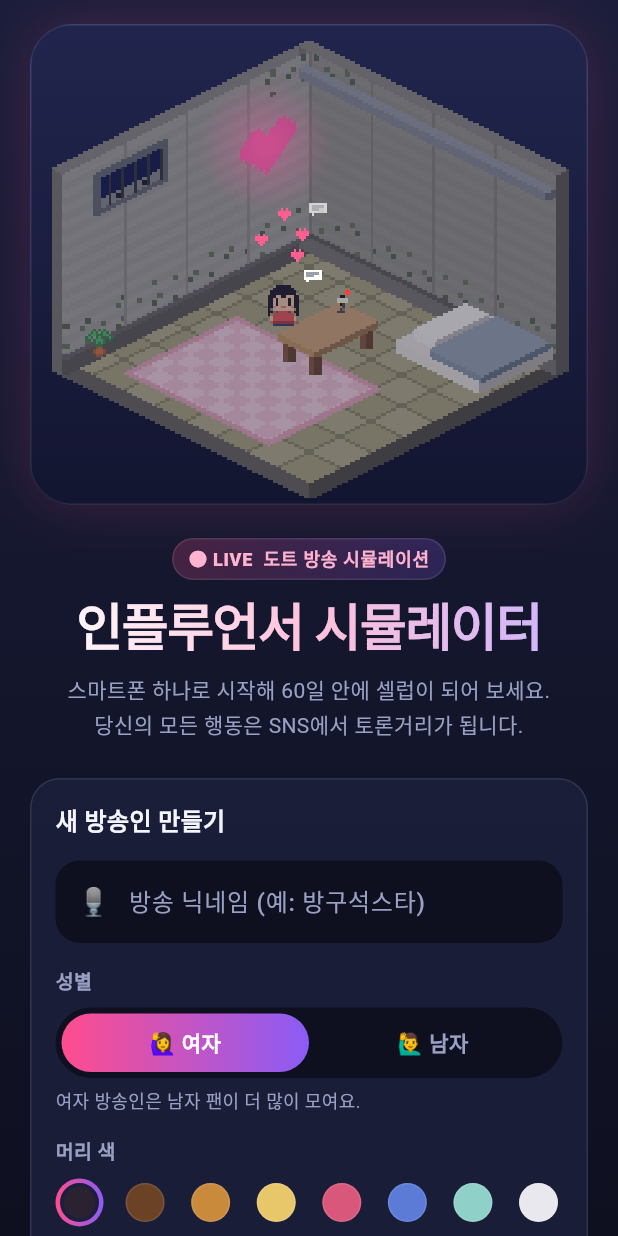
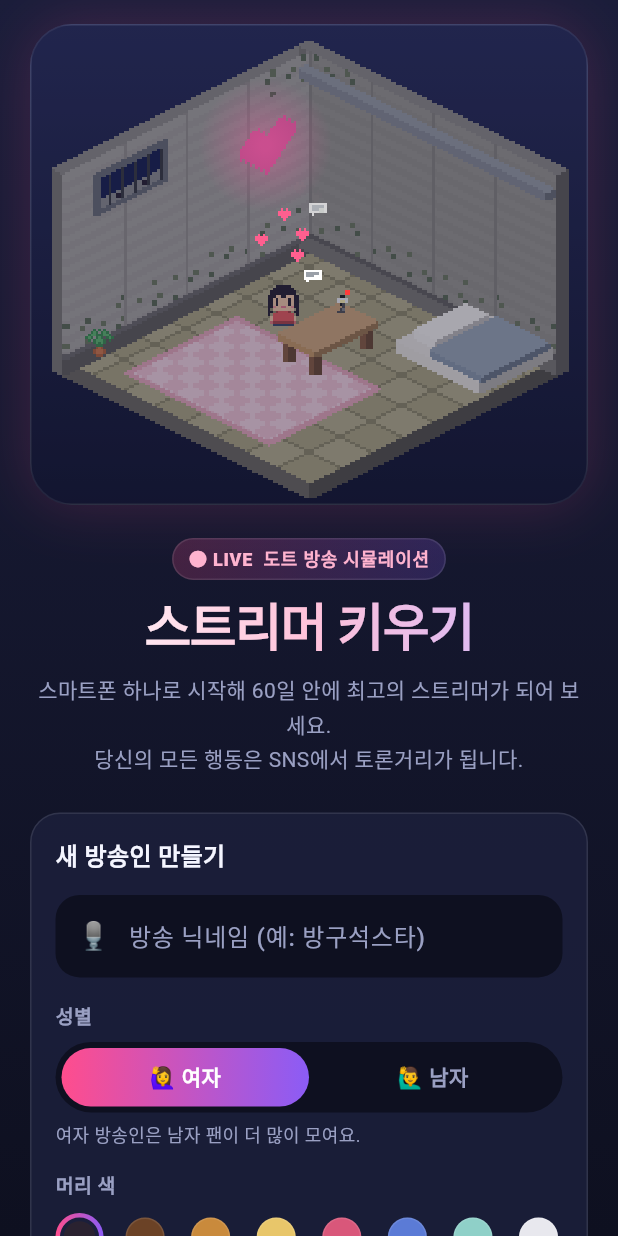
Before and after one commit to okidokidave/game, a Flutter app: the screen it shows after launch, on a phone screen of 412 x 824 dp. Run offline on Flutter 3.47's test engine with Material 3 defaults, Android fonts, the phone set to English and light mode, and no system bars; our stand-ins replace audioplayers, google_mobile_ads, shared_preferences; Roboto replaces fonts that are missing (Pretendard); statements that could not run were skipped.

Commit message:
게임 이름을 '스트리머 키우기'로 변경
- 앱 이름, 시작 화면 제목·소개 문구
- 등급 이름(중소·인기·대형·레전드 스트리머), 엔딩 이름, 목표 문구
- APK를 streamer.apk로도 올림 (예전 주소 influencer-sim.apk도 유지)
- README, 빌드 이름 갱신. 앱 ID와 폴더 이름은 그대로 (설치된 앱·저장 데이터 유지)

Co-Authored-By: Claude Opus 5.5 <noreply@anthropic.com>
Claude-Session: https://claude.ai/code/session_01VbzLqC22erHag71w4a7Rg7

```diff
--- a/influencer_sim/lib/game/data.dart
+++ b/influencer_sim/lib/game/data.dart
@@ -1,4 +1,4 @@
-// 인플루언서 시뮬레이터 — 게임 데이터
+// 스트리머 키우기 — 게임 데이터
 //
 // 장비, 꾸미기, 방송 종류, 이벤트, SNS 반응 문구를 모아 둔 파일.
 // 문구 안의 {name}은 플레이어가 정한 방송 닉네임으로 바뀐다.
@@ -248,11 +248,11 @@ class Rank {
 const ranks = [
   Rank(0, '방구석 방송인'),
   Rank(100, '새싹 스트리머'),
-  Rank(1000, '떠오르는 크리에이터'),
-  Rank(10000, '중소 인플루언서'),
-  Rank(100000, '인기 인플루언서'),
-  Rank(500000, '대형 인플루언서'),
-  Rank(1000000, '셀럽'),
+  Rank(1000, '떠오르는 스트리머'),
+  Rank(10000, '중소 스트리머'),
+  Rank(100000, '인기 스트리머'),
+  Rank(500000, '대형 스트리머'),
+  Rank(1000000, '레전드 스트리머'),
 ];
 
 class Milestone {
@@ -267,7 +267,7 @@ const milestones = [
   Milestone(1000, '수익화 달성!', '구독자 1,000명. 이제 방송마다 광고 수익이 들어온다.'),
   Milestone(10000, '실버 버튼 도착!', '구독자 1만 명. 택배로 온 실버 버튼을 선반에 올려두었다.'),
   Milestone(100000, '골드 버튼 도착!', '구독자 10만 명. 길에서 알아보는 사람이 생겼다.'),
-  Milestone(1000000, '다이아 버튼 도착!', '구독자 100만 명. 이제 당신은 명실상부 셀럽이다.'),
+  Milestone(1000000, '다이아 버튼 도착!', '구독자 100만 명. 이제 당신은 명실상부 레전드 스트리머다.'),
 ];
 
 // ───── 방송 중 채팅 ─────
@@ -1139,7 +1139,7 @@ final gameEvents = <GameEvent>[
   ),
   // ───── 성장 단계별 사건 (한 판에 한 번씩) ─────
 
-  // 초반: 대형 인플루언서가 방송에 깜짝 등장
+  // 초반: 대형 스트리머가 방송에 깜짝 등장
   GameEvent(
     id: 'big_visit',
     where: 'live',
@@ -1190,7 +1190,7 @@ final gameEvents = <GameEvent>[
     ],
   ),
 
-  // 초반: 대형 인플루언서와의 합방 초대
+  // 초반: 대형 스트리머와의 합방 초대
   GameEvent(
     id: 'big_collab',
     where: 'live',
@@ -1276,7 +1276,7 @@ final gameEvents = <GameEvent>[
     ],
   ),
 
-  // 대형 인플루언서: 팬미팅
+  // 대형 스트리머: 팬미팅
   GameEvent(
     id: 'fanmeeting',
     where: 'news',
@@ -1327,7 +1327,7 @@ final gameEvents = <GameEvent>[
     ],
   ),
 
-  // 대형 인플루언서: 예능 출연
+  // 대형 스트리머: 예능 출연
   GameEvent(
     id: 'tv_show',
     where: 'news',
@@ -1357,7 +1357,7 @@ final gameEvents = <GameEvent>[
     ],
   ),
 
-  // 대형 인플루언서: 시상식
+  // 대형 스트리머: 시상식
   GameEvent(
     id: 'award',
     where: 'news',
@@ -2180,10 +2180,10 @@ class Ending {
 const endings = <String, Ending>{
   'scandal': Ending('자숙 엔딩', 'bad', '논란이 걷잡을 수 없이 커졌다. 당신은 "당분간 자숙하겠습니다"라는 글을 남기고 방송을 내려놓았다.'),
   'burnout': Ending('번아웃 엔딩', 'bad', '악플과 과로에 지쳐 더는 카메라 앞에 설 수 없었다. 당신은 조용히 휴방 공지를 올렸다.'),
-  'celeb_good': Ending('국민 인플루언서', 'true', "구독자 100만, 그리고 좋은 평판. 광고 섭외가 줄을 잇고, 사람들은 당신을 '믿고 보는 방송인'이라 부른다."),
-  'celeb_bad': Ending('악명 높은 셀럽', 'normal', "구독자 100만을 넘었지만 당신 이름 옆에는 늘 '논란'이 붙어 다닌다. 그래도 사람들은 계속 본다."),
-  'big': Ending('인기 인플루언서', 'good', '10만 명이 넘는 사람들이 당신의 방송을 기다린다. 방구석에서 시작한 방송이 이제는 직업이 되었다.'),
-  'mid': Ending('중소 인플루언서', 'good', '1만 명의 구독자와 함께하는 아담한 방송. 화려하진 않지만 단단하다.'),
+  'celeb_good': Ending('국민 스트리머', 'true', "구독자 100만, 그리고 좋은 평판. 광고 섭외가 줄을 잇고, 사람들은 당신을 '믿고 보는 방송인'이라 부른다."),
+  'celeb_bad': Ending('악명 높은 스트리머', 'normal', "구독자 100만을 넘었지만 당신 이름 옆에는 늘 '논란'이 붙어 다닌다. 그래도 사람들은 계속 본다."),
+  'big': Ending('인기 스트리머', 'good', '10만 명이 넘는 사람들이 당신의 방송을 기다린다. 방구석에서 시작한 방송이 이제는 직업이 되었다.'),
+  'mid': Ending('중소 스트리머', 'good', '1만 명의 구독자와 함께하는 아담한 방송. 화려하진 않지만 단단하다.'),
   'small': Ending('소소한 방송인', 'normal', '구독자는 많지 않지만, 매일 찾아오는 고정 시청자들이 있다. 방송은 계속된다.'),
   'zero': Ending('방구석 방송인', 'bad', '60일이 지났지만 방송을 보는 사람은 손에 꼽는다. 스마트폰을 내려놓고 이력서를 열었다.'),
 };
--- a/influencer_sim/lib/game/game_controller.dart
+++ b/influencer_sim/lib/game/game_controller.dart
@@ -161,7 +161,7 @@ class GameController extends ChangeNotifier {
 
   void newGame(String name, Look look, {int wallColor = 0xE9DCCB}) {
     _state = GameState(name: name, look: look, wallColor: wallColor, trend: _pick(['talk', 'mukbang', 'sing']));
-    log('📱 스마트폰 하나로 방송을 시작했다. 목표: 60일 안에 셀럽 되기!', 'day');
+    log('📱 스마트폰 하나로 방송을 시작했다. 목표: 60일 안에 최고의 스트리머 되기!', 'day');
     _applyPerks();
     _newMissions();
     s.prevRanks = _ranks();
--- a/influencer_sim/lib/main.dart
+++ b/influencer_sim/lib/main.dart
@@ -45,7 +45,7 @@ class InfluencerApp extends StatelessWidget {
   @override
   Widget build(BuildContext context) {
     return MaterialApp(
-      title: '인플루언서 시뮬레이터',
+      title: '스트리머 키우기',
       debugShowCheckedModeBanner: false,
       theme: ThemeData(
         fontFamily: 'Pretendard',
--- a/influencer_sim/lib/ui/title_screen.dart
+++ b/influencer_sim/lib/ui/title_screen.dart
@@ -107,14 +107,14 @@ class _TitleScreenState extends State<TitleScreen> {
               ShaderMask(
                 shaderCallback: (r) => const LinearGradient(colors: [Colors.white, Color(0xFFFFC2DA), Color(0xFFC9B5FF)]).createShader(r),
                 child: const Text(
-                  '인플루언서 시뮬레이터',
+                  '스트리머 키우기',
                   textAlign: TextAlign.center,
                   style: TextStyle(fontSize: 34, height: 1.15, fontWeight: FontWeight.w900, color: Colors.white, letterSpacing: -1),
                 ),
               ),
               const SizedBox(height: 10),
               const Text(
-                '스마트폰 하나로 시작해 60일 안에 셀럽이 되어 보세요.\n당신의 모든 행동은 SNS에서 토론거리가 됩니다.',
+                '스마트폰 하나로 시작해 60일 안에 최고의 스트리머가 되어 보세요.\n당신의 모든 행동은 SNS에서 토론거리가 됩니다.',
                 textAlign: TextAlign.center,
                 style: TextStyle(color: Pal.muted, height: 1.6, fontSize: 14),
               ),
--- a/influencer_sim/pubspec.yaml
+++ b/influencer_sim/pubspec.yaml
@@ -1,5 +1,5 @@
 name: influencer_sim
-description: "인플루언서 시뮬레이터 - 스마트폰 하나로 시작하는 도트 방송 시뮬레이션"
+description: "스트리머 키우기 - 스마트폰 하나로 시작하는 도트 방송 시뮬레이션"
 publish_to: 'none'
 
 # 앱 버전. +뒤 숫자(versionCode)는 스토어에 업데이트를 올릴 때마다 1 이상 올려야 한다.
```
Also changed, not shown: 7 other files.
